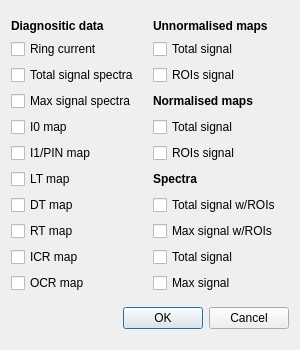
This is analyse.ui in pfilipl/PolyX-XRF-Data-Analyser as Qt 5 draws it before an edit. The edited form follows.
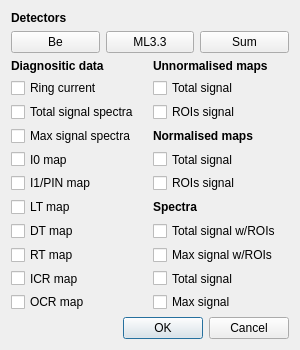
This is the edited form.

Commit message: Paths correction and radio detectors in single mode

What changed in the file:
```diff
--- a/analyse.ui
+++ b/analyse.ui
@@ -23,6 +23,76 @@
    </size>
   </property>
   <layout class="QVBoxLayout" name="verticalLayout">
+   <item>
+    <widget class="QLabel" name="label_Detectors">
+     <property name="sizePolicy">
+      <sizepolicy hsizetype="Preferred" vsizetype="Fixed">
+       <horstretch>0</horstretch>
+       <verstretch>0</verstretch>
+      </sizepolicy>
+     </property>
+     <property name="font">
+      <font>
+       <bold>true</bold>
+      </font>
+     </property>
+     <property name="text">
+      <string>Detectors</string>
+     </property>
+    </widget>
+   </item>
+   <item>
+    <layout class="QHBoxLayout" name="horizontalLayout">
+     <item>
+      <widget class="QPushButton" name="pushButton_DetectorsBe">
+       <property name="sizePolicy">
+        <sizepolicy hsizetype="Minimum" vsizetype="Fixed">
+         <horstretch>0</horstretch>
+         <verstretch>0</verstretch>
+        </sizepolicy>
+       </property>
+       <property name="text">
+        <string>Be</string>
+       </property>
+       <property name="checkable">
+        <bool>true</bool>
+       </property>
+      </widget>
+     </item>
+     <item>
+      <widget class="QPushButton" name="pushButton_DetectorsML">
+       <property name="sizePolicy">
+        <sizepolicy hsizetype="Minimum" vsizetype="Fixed">
+         <horstretch>0</horstretch>
+         <verstretch>0</verstretch>
+        </sizepolicy>
+       </property>
+       <property name="text">
+        <string>ML3.3</string>
+       </property>
+       <property name="checkable">
+        <bool>true</bool>
+       </property>
+      </widget>
+     </item>
+     <item>
+      <widget class="QPushButton" name="pushButton_DetectorsSum">
+       <property name="sizePolicy">
+        <sizepolicy hsizetype="Minimum" vsizetype="Fixed">
+         <horstretch>0</horstretch>
+         <verstretch>0</verstretch>
+        </sizepolicy>
+       </property>
+       <property name="text">
+        <string>Sum</string>
+       </property>
+       <property name="checkable">
+        <bool>true</bool>
+       </property>
+      </widget>
+     </item>
+    </layout>
+   </item>
    <item>
     <layout class="QGridLayout" name="gridLayout">
      <item row="1" column="0">
```
Left out of the diff: 266 changed lines with no effect on the pictures. The commit also changes 2 other files.
